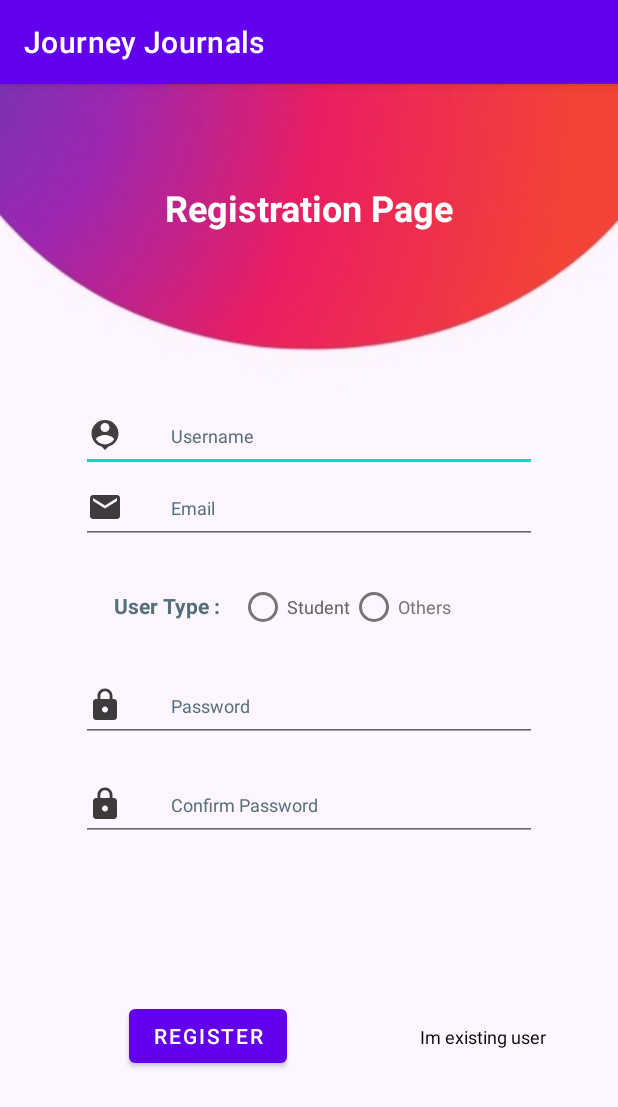
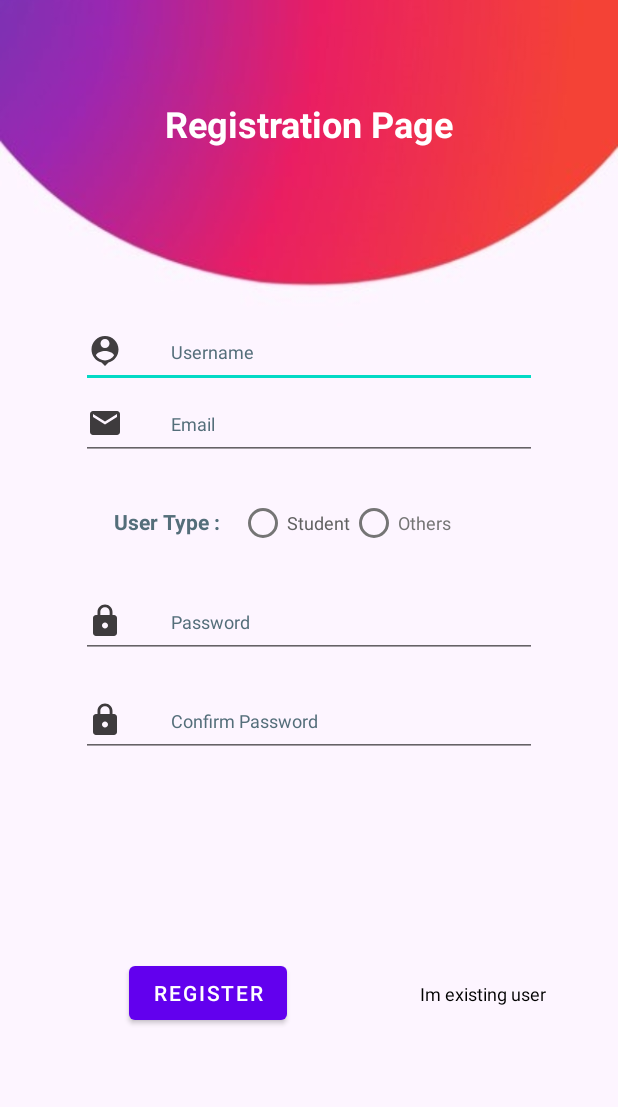
Before and after one commit to rsrijana/Journey-Journal, an Android app: the screen it shows after launch (RegistrationActivity), on a phone screen of 412 x 824 dp. Shown: the top 1107 px of the screen. Run offline under Robolectric (Android 15) with nearby library versions, the phone set to English and light mode, and no system bars.

Commit message:
Toolbar removed in theme

```diff
--- a/app/src/main/res/values/themes.xml
+++ b/app/src/main/res/values/themes.xml
@@ -1,6 +1,6 @@
 <resources xmlns:tools="http://schemas.android.com/tools">
     <!-- Base application theme. -->
-    <style name="Theme.JourneyJournals" parent="Theme.MaterialComponents.DayNight.DarkActionBar">
+    <style name="Theme.JourneyJournals" parent="Theme.MaterialComponents.DayNight.NoActionBar">
         <!-- Primary brand color. -->
         <item name="colorPrimary">@color/purple_500</item>
         <item name="colorPrimaryVariant">@color/purple_700</item>
```
